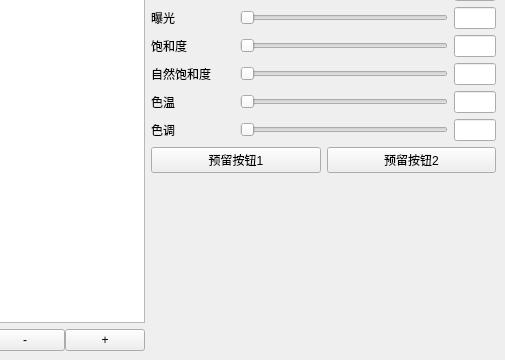
duolanda/smart-lut-creator, file Smart LUT Creator.ui: the form before one commit; both pictures show x 555 to 1060 and y 265 to 625 of the 1060 by 625 pixel window.
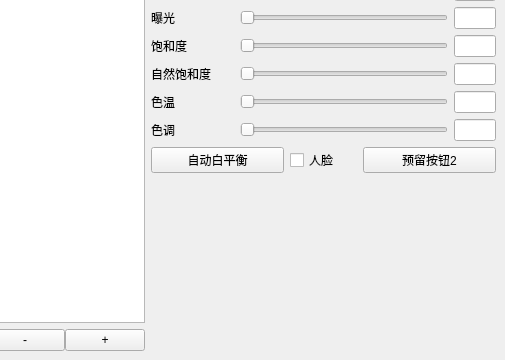
The form after the commit. Custom widgets are drawn as their Qt base class.

Commit message:
白平衡优化
增加 qcgp 和人脸识别，降低白平衡翻车概率

The edit to the form file:
```diff
--- a/Smart LUT Creator.ui
+++ b/Smart LUT Creator.ui
@@ -303,11 +303,18 @@
        </layout>
       </item>
       <item>
-       <layout class="QHBoxLayout" name="horizontalLayout_2">
+       <layout class="QHBoxLayout" name="horizontalLayout_2" stretch="2,1,2">
         <item>
          <widget class="QPushButton" name="pushButton">
           <property name="text">
-           <string>预留按钮1</string>
+           <string>自动白平衡</string>
+          </property>
+         </widget>
+        </item>
+        <item>
+         <widget class="QCheckBox" name="faceCheckBox">
+          <property name="text">
+           <string>人脸</string>
           </property>
          </widget>
         </item>
```
Left out of the diff: 2 changed lines with no effect on the pictures. The commit also changes 2 other files.
